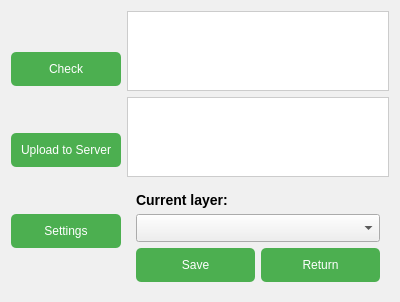
Old version of the form Server_uploader_dialog_base.ui in the repository bramwuytss/QGIS-Plugin.
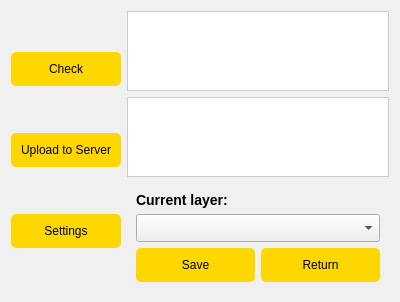
New version of the form.

Commit message: gele kleur

```diff
--- a/Server_uploader_dialog_base.ui
+++ b/Server_uploader_dialog_base.ui
@@ -19,8 +19,8 @@
         background-color: #f0f0f0;
     }
     QPushButton {
-        background-color: #4CAF50;
-        color: white;
+        background-color: #FFD700;
+        color: black;
         border-radius: 5px;
         padding: 10px;
     }
```
Left out of the diff: 2 changed lines with no effect on the pictures.
